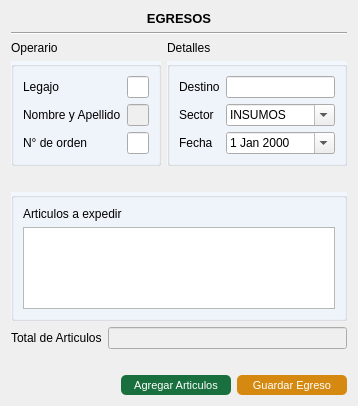
This is gui/egresos/egreso.ui in Lonaris/Corupel as Qt 5 draws it before an edit. The edited form follows.
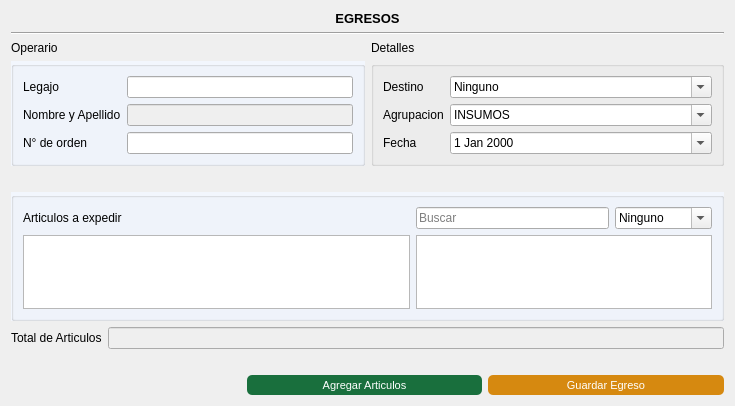
This is the edited form. Icons and pictures are not drawn.

Commit message: Buscador en el egreso.

```diff
--- a/gui/egresos/egreso.ui
+++ b/gui/egresos/egreso.ui
@@ -6,7 +6,7 @@
    <rect>
     <x>0</x>
     <y>0</y>
-    <width>353</width>
+    <width>735</width>
     <height>406</height>
    </rect>
   </property>
@@ -15,7 +15,7 @@
   </property>
   <layout class="QGridLayout" name="gridLayout_3">
    <item row="0" column="0">
-    <layout class="QGridLayout" name="gridLayout_2" rowstretch="2,2,0,0,2,2,0,800,0,0,0,0">
+    <layout class="QGridLayout" name="gridLayout_2" rowstretch="2,2,0,0,2,2,0,800,0,0,0,0" columnstretch="1,1">
      <item row="6" column="0" colspan="2">
       <spacer name="horizontalSpacer_2">
        <property name="orientation">
@@ -30,7 +30,7 @@
       </spacer>
      </item>
      <item row="5" column="1">
-      <widget class="QGroupBox" name="Detales_egreso">
+      <widget class="QGroupBox" name="Detalles_egreso">
        <property name="styleSheet">
         <string notr="true">#Detales_egreso{
 	background-color: #F2F6FD;
@@ -47,13 +47,10 @@
           </property>
          </widget>
         </item>
-        <item row="0" column="1">
-         <widget class="QLineEdit" name="move_destino"/>
-        </item>
         <item row="1" column="0">
          <widget class="QLabel" name="label_sector">
           <property name="text">
-           <string>Sector</string>
+           <string>Agrupacion</string>
           </property>
          </widget>
         </item>
@@ -96,6 +93,18 @@
           </item>
          </widget>
         </item>
+        <item row="0" column="1">
+         <widget class="QComboBox" name="move_destino">
+          <property name="editable">
+           <bool>true</bool>
+          </property>
+          <item>
+           <property name="text">
+            <string>Ninguno</string>
+           </property>
+          </item>
+         </widget>
+        </item>
        </layout>
       </widget>
      </item>
@@ -109,7 +118,7 @@
        <property name="title">
         <string/>
        </property>
-       <layout class="QGridLayout" name="gridLayout">
+       <layout class="QGridLayout" name="gridLayout" columnstretch="4,2,1">
         <item row="1" column="0">
          <widget class="QLabel" name="label_3">
           <property name="text">
@@ -117,7 +126,7 @@
           </property>
          </widget>
         </item>
-        <item row="2" column="0">
+        <item row="3" column="0">
          <widget class="QTableView" name="tbl_egresos">
           <property name="focusPolicy">
            <enum>Qt::TabFocus</enum>
@@ -130,6 +139,28 @@
           </attribute>
          </widget>
         </item>
+        <item row="1" column="1">
+         <widget class="QLineEdit" name="buscador">
+          <property name="placeholderText">
+           <string>Buscar</string>
+          </property>
+         </widget>
+        </item>
+        <item row="1" column="2">
+         <widget class="QComboBox" name="destino">
+          <property name="editable">
+           <bool>true</bool>
+          </property>
+          <item>
+           <property name="text">
+            <string>Ninguno</string>
+           </property>
+          </item>
+         </widget>
+        </item>
+        <item row="3" column="1" colspan="2">
+         <widget class="QTableView" name="tableView"/>
+        </item>
        </layout>
       </widget>
      </item>
```
Left out of the diff: 1 changed line with no effect on the pictures. The commit also changes 1 other file.
